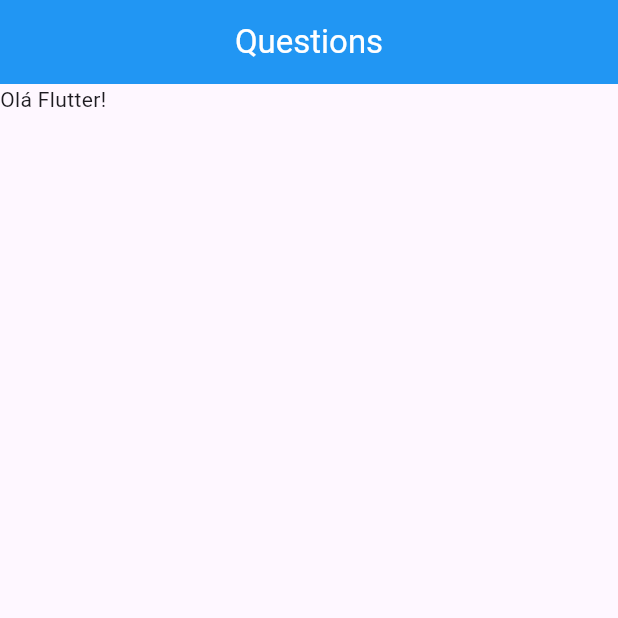
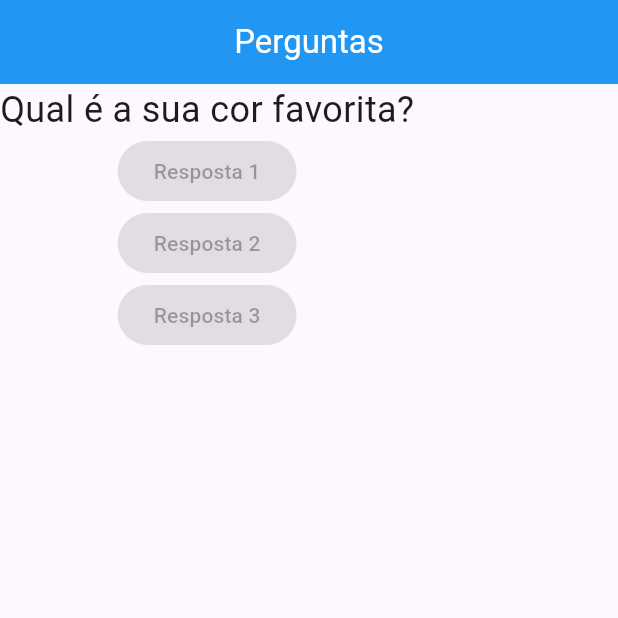
Before and after one commit to leonardogtc/pjct-perguntas-respostas-flutter, a Flutter app: the screen it shows after launch, on a phone screen of 412 x 824 dp, the top half of it. Run offline on Flutter 3.47's test engine with Material 3 defaults, Android fonts, the phone set to English and light mode, and no system bars.

Commit message:
Usando Column para organizar os Widgets

```diff
--- a/lib/main.dart
+++ b/lib/main.dart
@@ -5,15 +5,30 @@ main() => runApp(PerguntaApp());
 class PerguntaApp extends StatelessWidget {
   @override
   Widget build(BuildContext context) {
+    final List<String> perguntas = [
+      'Qual é a sua cor favorita?',
+      'Qual é o seu animal favorito?',
+      'Qual é o seu esporte favorito?',
+    ];
     return MaterialApp(
       home: Scaffold(
         appBar: AppBar(
-          title: Text('Questions'),
+          title: Text('Perguntas'),
           backgroundColor: Colors.blue,
           foregroundColor: Colors.white,
           centerTitle: true,
         ),
-        body: Text('Olá Flutter!'),
+        body: Column(
+          children: [
+            Text(perguntas[0], style: TextStyle(fontSize: 24)),
+            const ElevatedButton(
+              onPressed: null, // Ação do botão não implementada
+              child: Text('Resposta 1'),
+            ),
+            const ElevatedButton(onPressed: null, child: Text('Resposta 2')),
+            const ElevatedButton(onPressed: null, child: Text('Resposta 3')),
+          ],
+        ),
       ),
     );
   }
```
